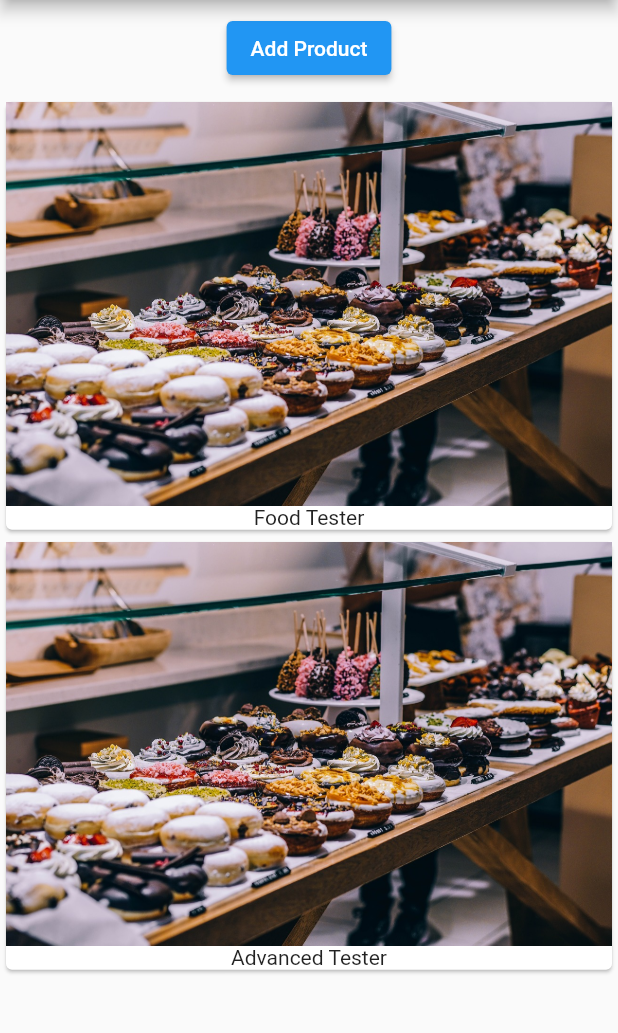
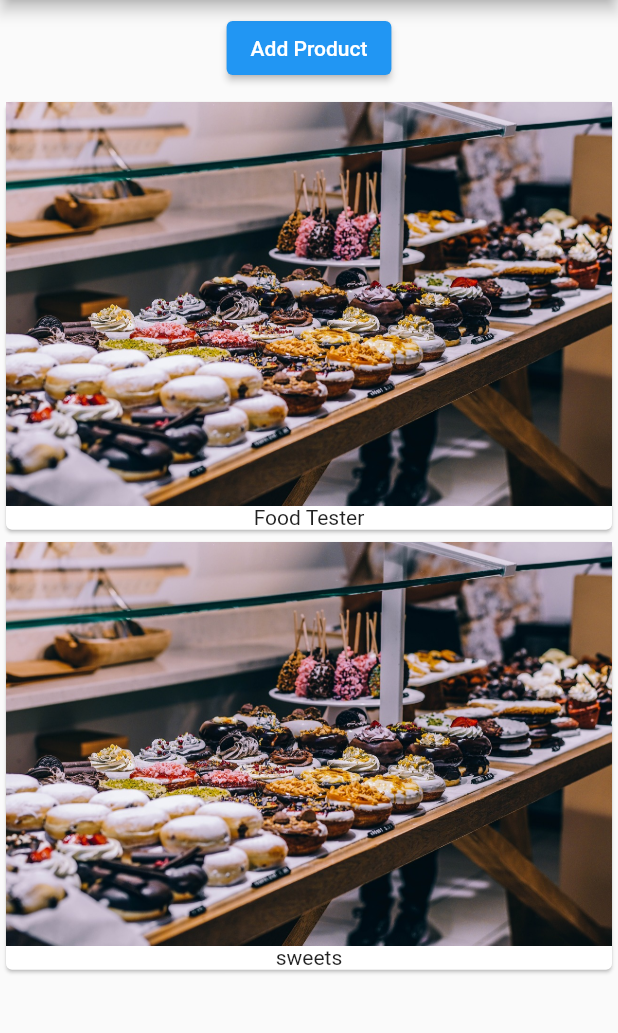
Before and after one commit to miikhaaeel/EasyList, a Flutter app: the screen it shows after launch, after a tap on "Add Product", on a phone screen of 412 x 824 dp, the part 84-1117 px from its top. Run offline on Flutter 3.47's test engine with Material 2 defaults, Android fonts, the phone set to English and light mode, and no system bars.

```diff
--- /dev/null
+++ b/lib/product_control.dart
@@ -0,0 +1,16 @@
+import 'package:flutter/material.dart';
+
+class ProductControl extends StatelessWidget {
+  final Function? addProduct;
+  const ProductControl({Key? key, this.addProduct}) : super(key: key);
+
+  @override
+  Widget build(BuildContext context) {
+    return ElevatedButton(
+      onPressed: () {
+        addProduct!('sweets');
+      },
+      child: const Text('Add Product'),
+    );
+  }
+}
--- a/lib/product_manager.dart
+++ b/lib/product_manager.dart
@@ -1,3 +1,4 @@
+import 'package:easy_list/product_control.dart';
 import 'package:flutter/material.dart';
 import './products.dart';
 
@@ -18,6 +19,11 @@ class _ProductManagerState extends State<ProductManager> {
     super.initState();
   }
 
+  void _addProduct(String product) {
+    setState(() {
+      _products.add(product);
+    });
+  }
   @override
   Widget build(BuildContext context) {
     // List<String> _product = ['Food Tester'];
@@ -25,14 +31,7 @@ class _ProductManagerState extends State<ProductManager> {
       children: [
         Container(
           margin: const EdgeInsets.all(8),
-          child: ElevatedButton(
-            onPressed: () {
-              setState(() {
-                _products.add('Advanced Tester');
-              });
-            },
-            child: const Text('Add Product'),
-          ),
+          child: ProductControl(addProduct: _addProduct),
         ),
         Product(_products),
       ],
```
